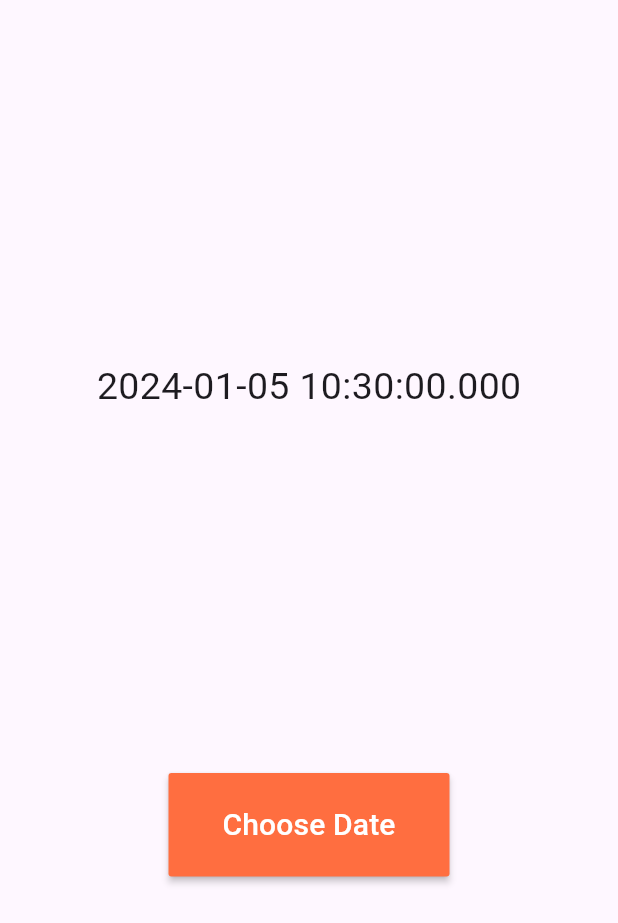
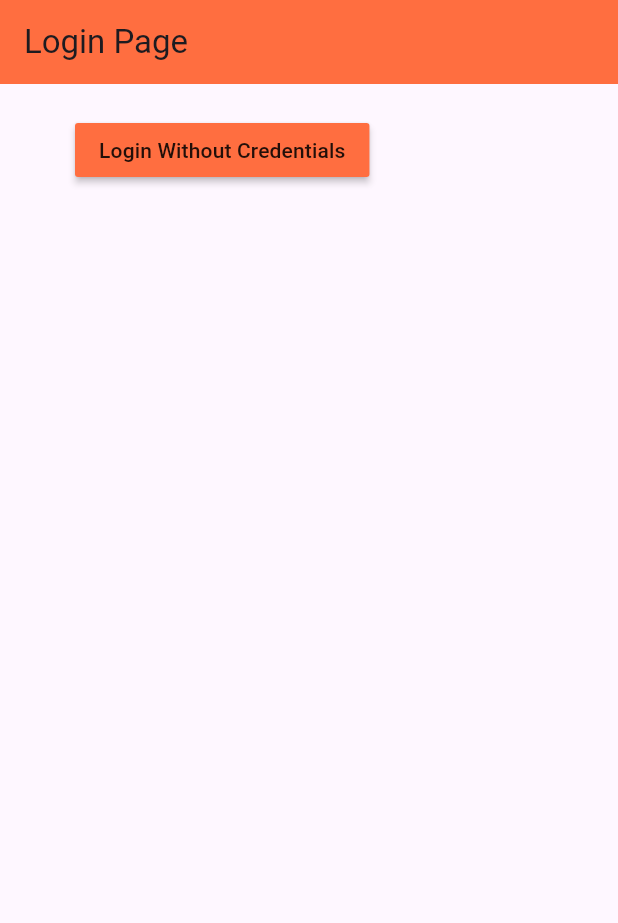
Before and after one commit to nrbebayt/MensaMeetApp, a Flutter app: the screen it shows after launch, on a phone screen of 412 x 824 dp. Shown: the top 923 px of the screen. Run offline on Flutter 3.47's test engine with Material 3 defaults, Android fonts, the phone set to English and light mode, and no system bars; our stand-ins replace firebase_auth, firebase_core; accounts and stored records are empty.

Commit message:
firebase authentication added. login button added. wrapper for authentication and homepage added.

```diff
--- a/lib/main.dart
+++ b/lib/main.dart
@@ -1,7 +1,11 @@
+import 'package:firebase_core/firebase_core.dart';
 import 'package:flutter/material.dart';
-import 'home.dart';
+import 'package:mensa_meet_app/sections/auth_home_wrapper.dart';
+import 'sections/home//homepage.dart';
 
-void main() {
+void main() async {
+  WidgetsFlutterBinding.ensureInitialized();
+  await Firebase.initializeApp();
   runApp(const MyApp());
 }
 
@@ -13,7 +17,7 @@
   Widget build(BuildContext context) {
     return MaterialApp(
       debugShowCheckedModeBanner: false,
-      home: Home(),
+      home: AuthHomeWrapper(),
       theme: ThemeData(
         //primarySwatch: Colors.deepOrange,
         //brightness: Brightness.dark
--- /dev/null
+++ b/lib/sections/auth/authentication.dart
@@ -0,0 +1,18 @@
+import 'package:flutter/material.dart';
+import 'package:mensa_meet_app/sections/auth/login.dart';
+
+class Authentication extends StatefulWidget {
+  const Authentication({super.key});
+
+  @override
+  State<Authentication> createState() => _AuthenticationState();
+}
+
+class _AuthenticationState extends State<Authentication> {
+  @override
+  Widget build(BuildContext context) {
+    return Container(
+      child: Login(),
+    );
+  }
+}
--- /dev/null
+++ b/lib/sections/auth/login.dart
@@ -0,0 +1,43 @@
+import 'package:flutter/material.dart';
+import 'package:mensa_meet_app/sections/home//homepage.dart';
+import 'package:mensa_meet_app/service/authentication_service.dart';
+
+class Login extends StatefulWidget {
+  const Login({super.key});
+
+  @override
+  State<Login> createState() => _LoginState();
+}
+
+class _LoginState extends State<Login> {
+
+  AuthenticationService authenticationService = AuthenticationService();
+
+  @override
+  Widget build(BuildContext context) {
+    return Scaffold(
+      //backgroundColor: Colors.deepOrangeAccent,
+      appBar: AppBar(
+        backgroundColor: Colors.deepOrangeAccent,
+        title: Text('Login Page'),
+      ),
+      body: Container(
+        padding: EdgeInsets.symmetric(vertical: 20.0, horizontal: 50.0),
+        child: MaterialButton(
+          child: Text('Login Without Credentials'),
+          color: Colors.deepOrangeAccent,
+          onPressed: () async {
+            dynamic authenticationAnswer = await authenticationService.signInWithoutCredentials();
+            if(authenticationAnswer == null){
+              print('login error. returned null');
+            }
+            else{
+              print('anonymous login successful');
+              print(authenticationAnswer);
+            }
+          },
+        ),
+      )
+    );
+  }
+}
--- /dev/null
+++ b/lib/sections/auth_home_wrapper.dart
@@ -0,0 +1,22 @@
+import 'package:firebase_auth/firebase_auth.dart';
+import 'package:flutter/material.dart';
+import 'package:mensa_meet_app/sections/home//homepage.dart';
+import 'package:mensa_meet_app/sections/auth/authentication.dart';
+
+import '../service/authentication_service.dart';
+
+class AuthHomeWrapper extends StatelessWidget {
+  const AuthHomeWrapper({super.key});
+
+  @override
+  Widget build(BuildContext context) {
+    // return either homepage or authentication (later on)
+    AuthenticationService authenticationService = AuthenticationService();
+    if (FirebaseAuth.instance.currentUser == null){
+      return Authentication();
+    }
+    else {
+      return Homepage();
+    }
+  }
+}
--- a/lib/home.dart
+++ b/lib/sections/home/homepage.dart
@@ -1,13 +1,13 @@
 import 'package:flutter/material.dart';
 
-class Home extends StatefulWidget{
-  const Home({Key? key}) : super(key: key);
+class Homepage extends StatefulWidget{
+  const Homepage({Key? key}) : super(key: key);
 
   @override
-  _HomeState createState() =>_HomeState();
+  _HomepageState createState() =>_HomepageState();
 }
 
-class _HomeState extends State<Home>{
+class _HomepageState extends State<Homepage>{
   DateTime _dateTime = DateTime.now();
 
   void _showDatePicker(){
--- a/pubspec.yaml
+++ b/pubspec.yaml
@@ -35,6 +35,9 @@ dependencies:
   # The following adds the Cupertino Icons font to your application.
   # Use with the CupertinoIcons class for iOS style icons.
   cupertino_icons: ^1.0.2
+  firebase_auth: ^4.16.0
+  firebase_core: ^2.24.2
+  cloud_firestore: ^4.14.0
 
 dev_dependencies:
   flutter_test:
```
Also changed, not shown: lib/service/authentication_service.dart (added, +19 -0 lines), lib/firebase_options.dart (added), pubspec.lock, 7 other files.
